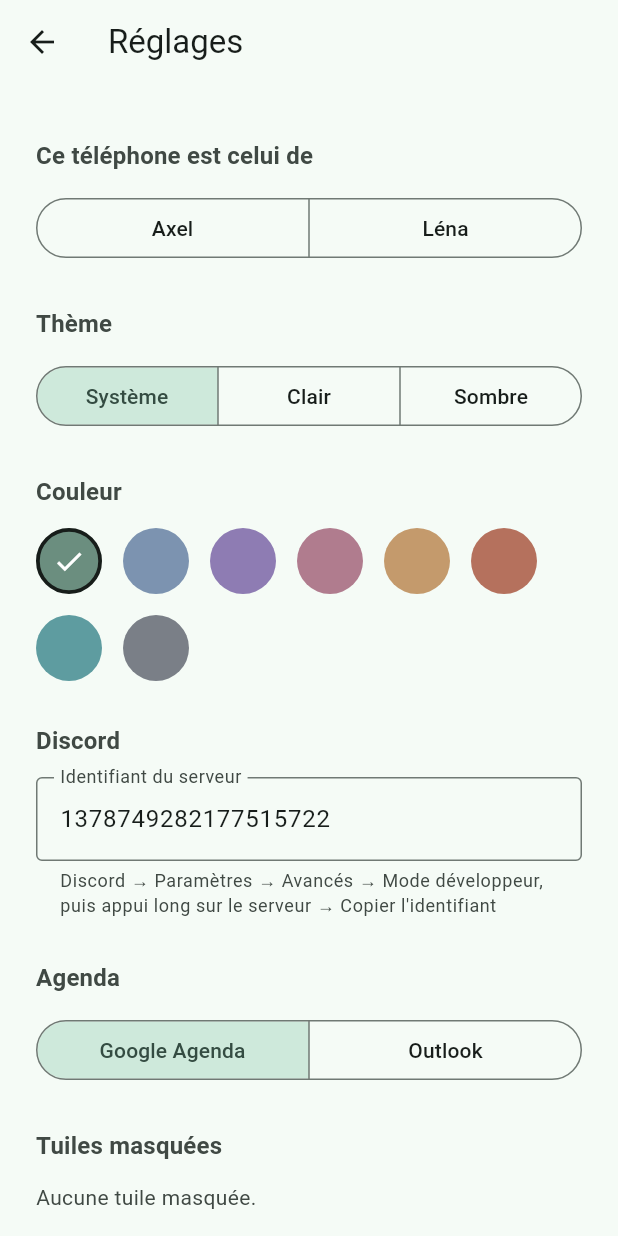
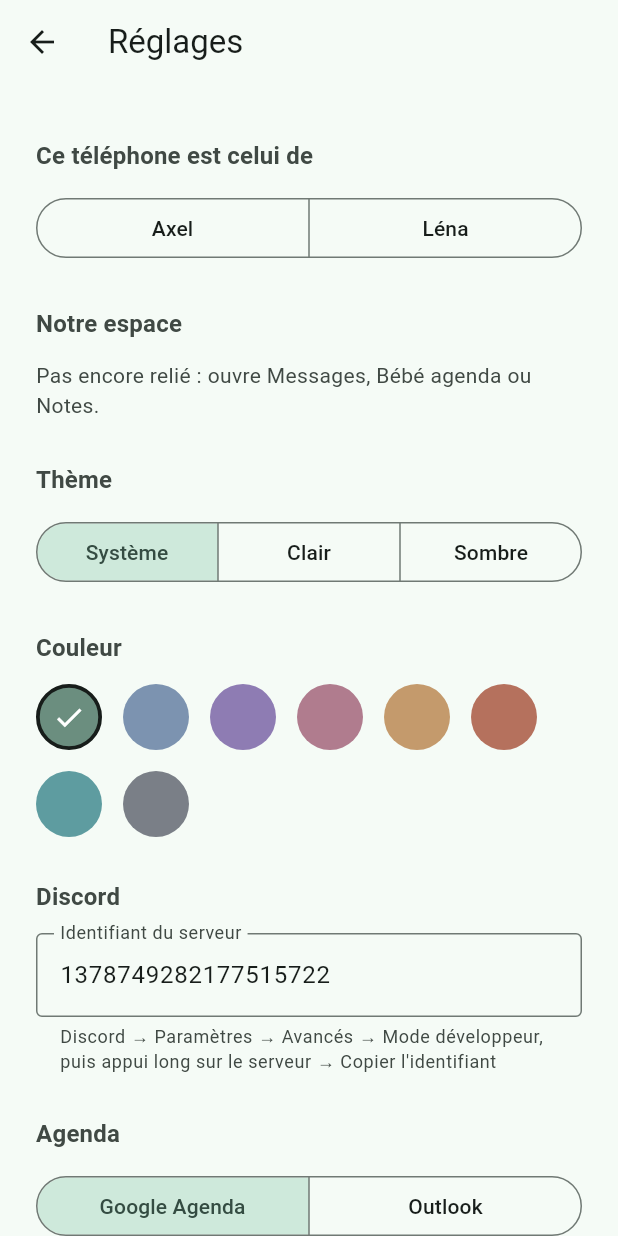
Before and after one commit to Axel-Bourgeon/axel-et-lena, a Flutter app: the screen it shows after launch, after a tap on the "settings" icon, on a phone screen of 412 x 824 dp. Run offline on Flutter 3.47's test engine with Material 3 defaults, Android fonts, the phone set to English and light mode, and no system bars; our stand-ins replace cloud_firestore, firebase_auth, firebase_core, flutter_local_notifications, image_picker, shared_preferences; missing offline and left inert: photo_manager, workmanager; accounts and stored records are empty; project files that could hold a hidden picture were left out.

Commit message:
Couple: contraction timer, maternity bag checklist, pairing code in settings
- Contractions: shared start/stop, last-hour count, mean interval and
  duration, 5-1-1 detection that alerts the other phone via Messages
- Valise maternité: shared checklist seeded with a default list (fixed ids,
  merged, so two phones seeding at once do not duplicate)
- Réglages: show the couple code to relink a reinstalled phone
- Tracker: plan for the next big update

Co-Authored-By: Claude Opus 5.5 <noreply@anthropic.com>

```diff
--- a/lib/apps/registry.dart
+++ b/lib/apps/registry.dart
@@ -3,6 +3,8 @@ import 'package:flutter/material.dart';
 import '../core/launcher.dart';
 import '../core/settings.dart';
 import '../couple/baby_page.dart';
+import '../couple/bag_page.dart';
+import '../couple/contractions_page.dart';
 import '../couple/cloud.dart';
 import '../couple/couple_gate.dart';
 import '../couple/messages_page.dart';
@@ -92,6 +94,32 @@ List<SubApp> buildRegistry() {
         settings,
         'Bébé agenda',
         (CoupleCloud cloud, Person me) => BabyPage(cloud: cloud, me: me),
+      ),
+    ),
+    SubApp(
+      id: 'contractions',
+      title: 'Contractions',
+      subtitle: 'Minuteur partagé',
+      icon: Icons.timer_outlined,
+      category: TileCategory.couple,
+      open: (BuildContext context, AppSettings settings) => openCouple(
+        context,
+        settings,
+        'Contractions',
+        (CoupleCloud cloud, Person me) => ContractionsPage(cloud: cloud, me: me),
+      ),
+    ),
+    SubApp(
+      id: 'valise',
+      title: 'Valise maternité',
+      subtitle: 'Check-list à deux',
+      icon: Icons.luggage_outlined,
+      category: TileCategory.couple,
+      open: (BuildContext context, AppSettings settings) => openCouple(
+        context,
+        settings,
+        'Valise maternité',
+        (CoupleCloud cloud, Person me) => BagPage(cloud: cloud, me: me),
       ),
     ),
     SubApp(
--- a/lib/couple/cloud.dart
+++ b/lib/couple/cloud.dart
@@ -46,6 +46,8 @@ class CoupleCloud {
   CollectionReference<Map<String, dynamic>> get alerts => _couple.collection('alerts');
   CollectionReference<Map<String, dynamic>> get baby => _couple.collection('baby');
   CollectionReference<Map<String, dynamic>> get notes => _couple.collection('notes');
+  CollectionReference<Map<String, dynamic>> get contractions => _couple.collection('contractions');
+  CollectionReference<Map<String, dynamic>> get bag => _couple.collection('bag');
 
   /// Code facile à lire et à dicter (sans 0/O ni 1/I/L).
   static String newCode(math.Random rnd) {
--- a/lib/home/settings_page.dart
+++ b/lib/home/settings_page.dart
@@ -3,6 +3,7 @@ import 'package:flutter/services.dart';
 
 import '../apps/registry.dart';
 import '../core/settings.dart';
+import '../couple/cloud.dart';
 
 const String kAppVersion = '0.1.0';
 
@@ -79,6 +80,8 @@ class _SettingsPageState extends State<SettingsPage> {
                     },
                   ),
                 ),
+                _sectionTitle(context, 'Notre espace'),
+                const _CoupleSpace(),
                 _sectionTitle(context, 'Thème'),
                 SizedBox(
                   width: double.infinity,
@@ -194,6 +197,42 @@ class _SettingsPageState extends State<SettingsPage> {
   }
 }
 
+/// Code de l'espace partagé, pour relier un téléphone réinstallé.
+class _CoupleSpace extends StatelessWidget {
+  const _CoupleSpace();
+
+  @override
+  Widget build(BuildContext context) {
+    final ThemeData theme = Theme.of(context);
+    return FutureBuilder<CoupleCloud?>(
+      future: CoupleCloud.configured ? CoupleCloud.instance() : Future<CoupleCloud?>.value(),
+      builder: (BuildContext context, AsyncSnapshot<CoupleCloud?> snap) {
+        final String? code = snap.data?.coupleId;
+        if (code == null) {
+          return Text(
+            snap.connectionState == ConnectionState.waiting
+                ? '…'
+                : 'Pas encore relié : ouvre Messages, Bébé agenda ou Notes.',
+            style: theme.textTheme.bodyMedium?.copyWith(color: theme.colorScheme.onSurfaceVariant),
+          );
+        }
+        return ListTile(
+          contentPadding: EdgeInsets.zero,
+          leading: const Icon(Icons.link),
+          title: Text('${code.substring(0, 5)} ${code.substring(5)}',
+              style: theme.textTheme.titleMedium?.copyWith(letterSpacing: 2, fontWeight: FontWeight.w700)),
+          subtitle: const Text('À saisir sur un téléphone réinstallé (« J\'ai un code »)'),
+          trailing: IconButton(
+            tooltip: 'Copier',
+            icon: const Icon(Icons.copy),
+            onPressed: () => Clipboard.setData(ClipboardData(text: code)),
+          ),
+        );
+      },
+    );
+  }
+}
+
 class _ColorDot extends StatelessWidget {
   const _ColorDot({
     required this.color,
```
Also changed, not shown: lib/couple/bag_page.dart (added, +171 -0 lines), lib/couple/contractions.dart (added, +78 -0 lines), lib/couple/contractions_page.dart (added, +201 -0 lines), 2 other files.
